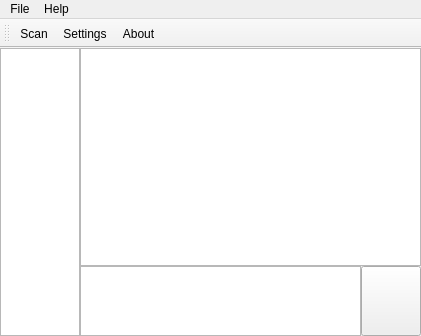
First picture: the form in Chat.ui, repository ITsJust4Fun/QP2PChat, before the edit.
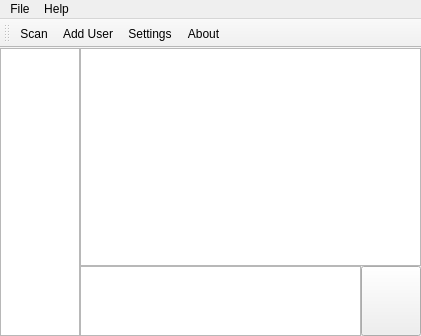
Second picture: the form after the edit. Icons and pictures are not drawn.

```diff
--- a/Chat.ui
+++ b/Chat.ui
@@ -104,6 +104,7 @@
     <bool>false</bool>
    </attribute>
    <addaction name="actionScan"/>
+   <addaction name="actionAddUser"/>
    <addaction name="actionSettings"/>
    <addaction name="actionAbout"/>
   </widget>
@@ -146,6 +147,15 @@
     <string>Scan</string>
    </property>
   </action>
+  <action name="actionAddUser">
+   <property name="icon">
+    <iconset resource="icons.qrc">
+     <normaloff>:/icons/add.png</normaloff>:/icons/add.png</iconset>
+   </property>
+   <property name="text">
+    <string>Add User</string>
+   </property>
+  </action>
  </widget>
  <layoutdefault spacing="6" margin="11"/>
  <resources>
```
Left out of the diff: 1 changed line with no effect on the pictures.
